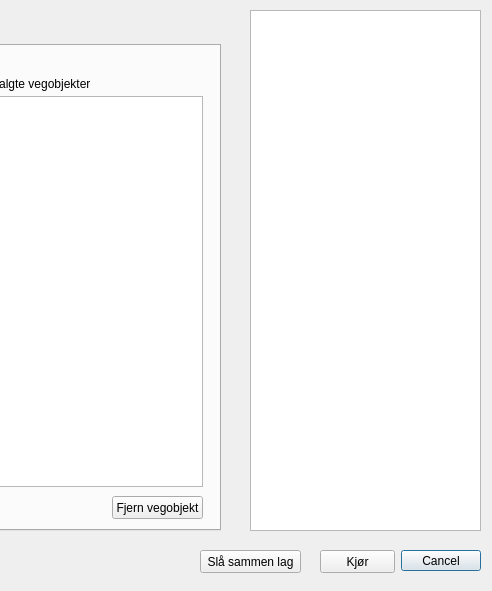
The window that nvdb_qgis_plugin_dialog_base.ui (vtfk/NVDB-qgis-plugin) describes before a commit, drawn with Qt 5; both pictures show x 380 to 872 and y 0 to 591 of the 872 by 591 pixel window.
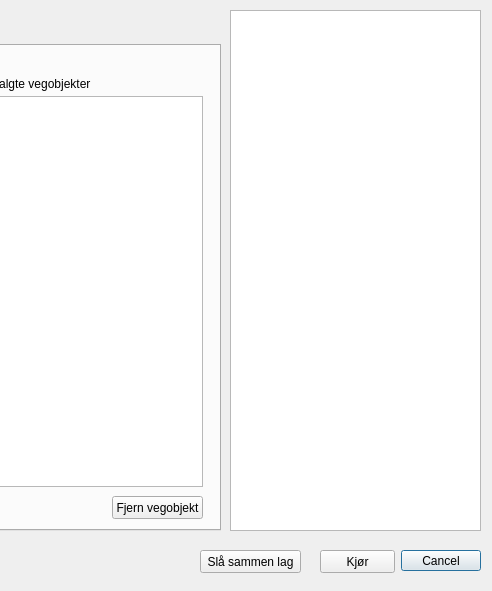
The same window after the commit.

Commit message: errorMessage og successMessage

Diff of the .ui file:
```diff
--- a/nvdb_qgis_plugin_dialog_base.ui
+++ b/nvdb_qgis_plugin_dialog_base.ui
@@ -29,19 +29,6 @@
     <set>QDialogButtonBox::Cancel</set>
    </property>
   </widget>
-  <widget class="QPlainTextEdit" name="plainTextEdit">
-   <property name="geometry">
-    <rect>
-     <x>630</x>
-     <y>10</y>
-     <width>231</width>
-     <height>521</height>
-    </rect>
-   </property>
-   <property name="readOnly">
-    <bool>true</bool>
-   </property>
-  </widget>
   <widget class="QTabWidget" name="tabWidget">
    <property name="geometry">
     <rect>
@@ -417,6 +404,19 @@
     <string>Kjør</string>
    </property>
   </widget>
+  <widget class="QTextEdit" name="textEdit">
+   <property name="geometry">
+    <rect>
+     <x>610</x>
+     <y>10</y>
+     <width>251</width>
+     <height>521</height>
+    </rect>
+   </property>
+   <property name="readOnly">
+    <bool>true</bool>
+   </property>
+  </widget>
  </widget>
  <resources/>
  <connections>
```
The commit also changes 1 other file.
